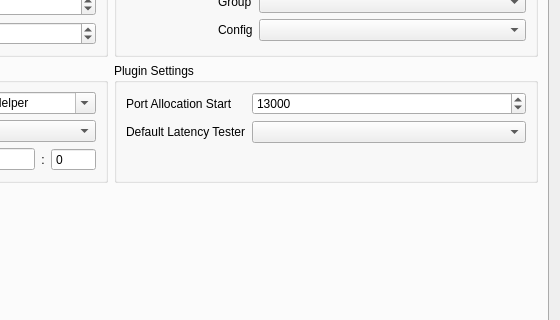
The window that ssnet-qv2ray/src/ui/windows/w_PreferencesWindow.ui (bolucat/Archive) describes before a commit, drawn with Qt 5; both pictures show x 338 to 898 and y 162 to 482 of the 898 by 643 pixel window.
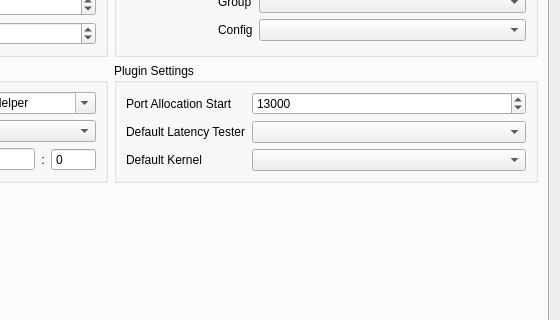
The same window after the commit.

The edit to the form file:
```diff
--- a/ssnet-qv2ray/src/ui/windows/w_PreferencesWindow.ui
+++ b/ssnet-qv2ray/src/ui/windows/w_PreferencesWindow.ui
@@ -441,6 +441,16 @@
             <item row="1" column="1">
              <widget class="QComboBox" name="defaultLatencyTesterCB"/>
             </item>
+            <item row="2" column="0">
+             <widget class="QLabel" name="label_6">
+              <property name="text">
+               <string>Default Kernel</string>
+              </property>
+             </widget>
+            </item>
+            <item row="2" column="1">
+             <widget class="QComboBox" name="defaultKernelCB"/>
+            </item>
            </layout>
           </widget>
          </item>
```
Left out of the diff: 2 changed lines with no effect on the pictures.
